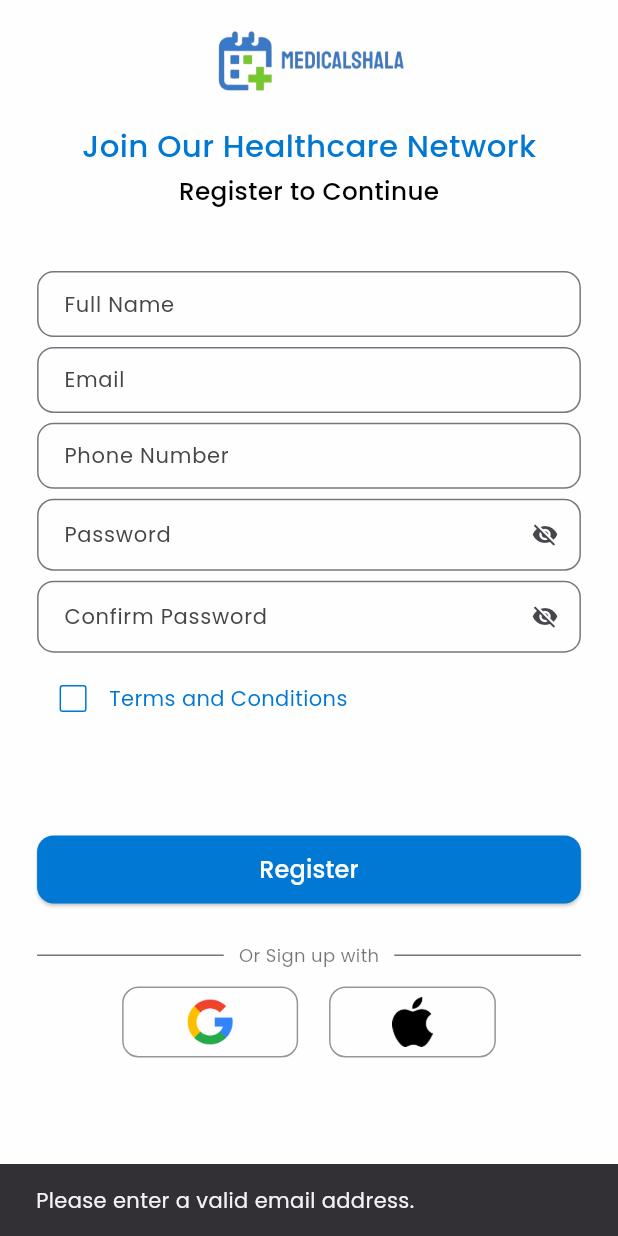
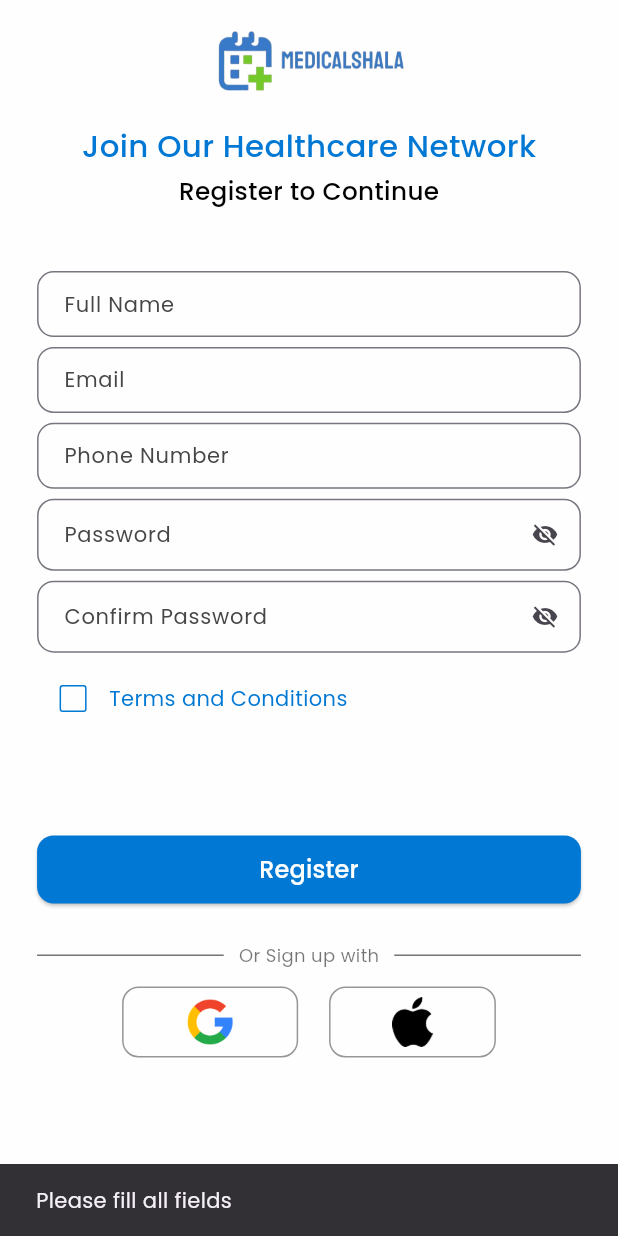
Before and after one commit to tanishkag237/Medical-shala, a Flutter app: the PateintLogin screen opened directly, after a tap on "Register", on a phone screen of 412 x 824 dp. Run offline on Flutter 3.47's test engine with Material 3 defaults, Android fonts, the phone set to English and light mode, and no system bars; our stand-ins replace cloud_firestore, dio, file_picker, firebase_auth, firebase_core, fl_chart and 3 more; accounts and stored records are empty.

Commit message:
collection and email auth created

```diff
--- a/lib/screens/logins/pateint_login.dart
+++ b/lib/screens/logins/pateint_login.dart
@@ -1,5 +1,8 @@
+import 'package:cloud_firestore/cloud_firestore.dart';
+import 'package:firebase_auth/firebase_auth.dart';
 import 'package:flutter/material.dart';
 
+import '../../services/auth_service.dart';
 import '../../theme/app_colors.dart';
 import '../../widgets/Navigation.dart';
 import '../../widgets/custom_text_field.dart';
@@ -13,7 +16,6 @@ class PateintLogin extends StatefulWidget {
 }
 
 class _PateintLoginState extends State<PateintLogin> {
-
   final emailController = TextEditingController();
   final passwordController = TextEditingController();
   final confirmPasswordController = TextEditingController();
@@ -21,6 +23,7 @@ class _PateintLoginState extends State<PateintLogin> {
   final fullNameController = TextEditingController();
   bool isPasswordVisible = false;
   bool isConfirmPasswordVisible = false;
+  final authService = AuthService();
 
   @override
   Widget build(BuildContext context) {
@@ -110,7 +113,8 @@ class _PateintLoginState extends State<PateintLogin> {
                             ),
                             onPressed: () {
                               setState(() {
-                                isConfirmPasswordVisible = !isConfirmPasswordVisible;
+                                isConfirmPasswordVisible =
+                                    !isConfirmPasswordVisible;
                               });
                             },
                           ),
@@ -140,61 +144,65 @@ class _PateintLoginState extends State<PateintLogin> {
                               borderRadius: BorderRadius.circular(11.0),
                             ),
                           ),
-                          onPressed: () {
+                          onPressed: () async {
+                          final name = fullNameController.text.trim();
                           final email = emailController.text.trim();
   final password = passwordController.text.trim();
-                            final confirmPassword = confirmPasswordController
-                                .text
-                                .trim();
-                            final phone = phoneController.text.trim();
 
-                            final fullName = fullNameController.text.trim();
+  final contact = phoneController.text.trim();
 
-                            if (password != confirmPassword) {
+  if (name.isEmpty || email.isEmpty || password.isEmpty ||  contact.isEmpty ) {
     ScaffoldMessenger.of(context).showSnackBar(
-                                const SnackBar(
-                                  content: Text('Passwords do not match.'),
-                                ),
+      SnackBar(content: Text('Please fill all fields')),
     );
-                            } else if (!RegExp(
-                              r'^[a-zA-Z0-9._%+-]+@[a-zA-Z0-9.-]+\.[a-zA-Z]{2,}$',
-                            ).hasMatch(email)) {
+    return;
+  }
+
+  try {
+    // Step 1: Register user with email & password
+    final userCredential = await FirebaseAuth.instance
+        .createUserWithEmailAndPassword(email: email, password: password);
+
+    final uid = userCredential.user!.uid;
+
+    // Step 2: Store user profile in Firestore (patients collection)
+    await FirebaseFirestore.instance
+        .collection('patients')
+        .doc(uid)
+        .set({
+          'name': name,
+          'email': email,
+          'age': '',
+          'gender': '',
+          'contact': contact,
+          'registrationDate': Timestamp.now(),
+          'uid': uid,
+          'imagePath': '', // leave blank if you don't have it yet
+          'appointmentTime': '',
+          'lastVisited': '',
+          'allergies': '',
+          'bloodGroup': '',
+          'diagnosisDetails': [],
+        });
+
+    // Step 3: Navigate or show success
     ScaffoldMessenger.of(context).showSnackBar(
-                                const SnackBar(
-                                  content: Text(
-                                    'Please enter a valid email address.',
-                                  ),
-                                ),
+      SnackBar(content: Text('Registration successful')),
     );
-                            } else if (phone.length < 10) {
+
+    // Example navigation (replace with your Dashboard or Navigation widget)
+    Navigator.pushReplacement(
+      context,
+      MaterialPageRoute(builder: (_) => Navigation()),
+    );
+  } catch (e) {
+    print('Registration error: $e');
     ScaffoldMessenger.of(context).showSnackBar(
-                                const SnackBar(
-                                  content: Text(
-                                    'Please enter a valid phone number.',
-                                  ),
-                                ),
-                              );
-                            } else if (email.isEmpty ||
-                                password.isEmpty ||
-                                confirmPassword.isEmpty ||
-                                phone.isEmpty ||
-                                fullName.isEmpty) {
-                              ScaffoldMessenger.of(context).showSnackBar(
-                                const SnackBar(
-                                  content: Text(
-                                    'Please enter the required fields.',
-                                  ),
-                                ),
-                              );
-                            } else {
-                              Navigator.push(
-                                context,
-                                MaterialPageRoute(
-                                  builder: (context) => const Navigation(),
-                                ),
+      SnackBar(content: Text('Registration failed: ${e.toString()}')),
     );
   }
 },
+
 
                           child: const Text(
                             'Register',
```
Also changed, not shown: lib/main.dart (+7 -1 lines), lib/screens/logins/doc_login.dart (+66 -42 lines), lib/screens/logins/login_screen.dart (+21 -13 lines), lib/services/auth_service.dart (added, +59 -0 lines). Lines whose indentation alone changed are shown as unchanged.
